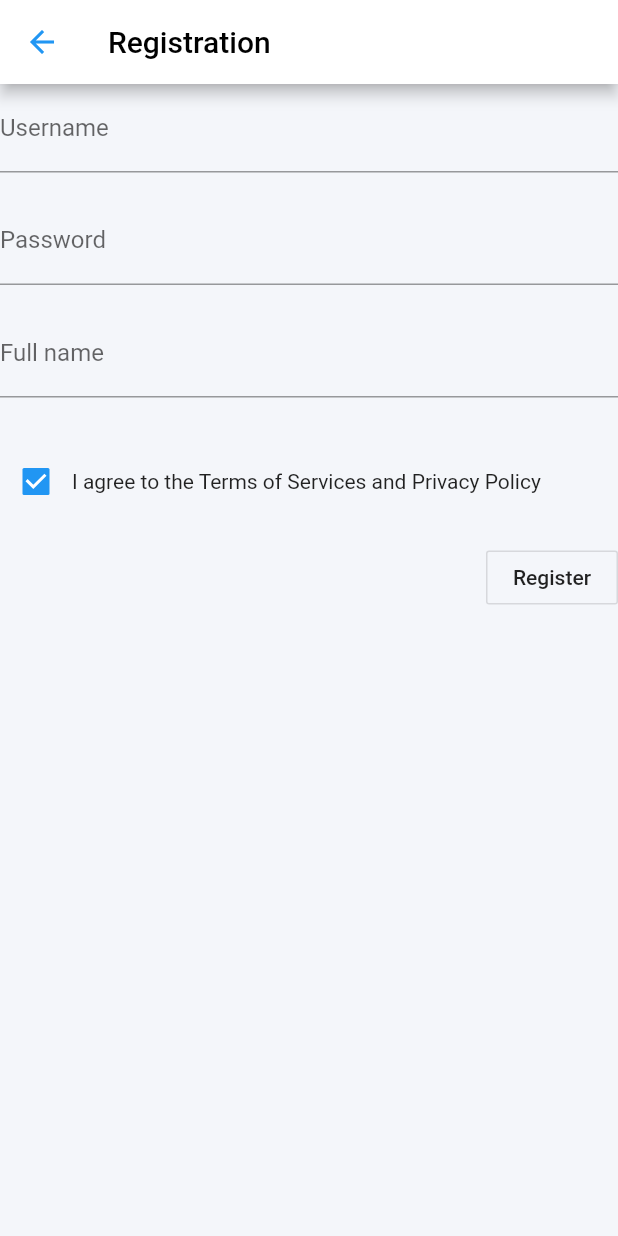
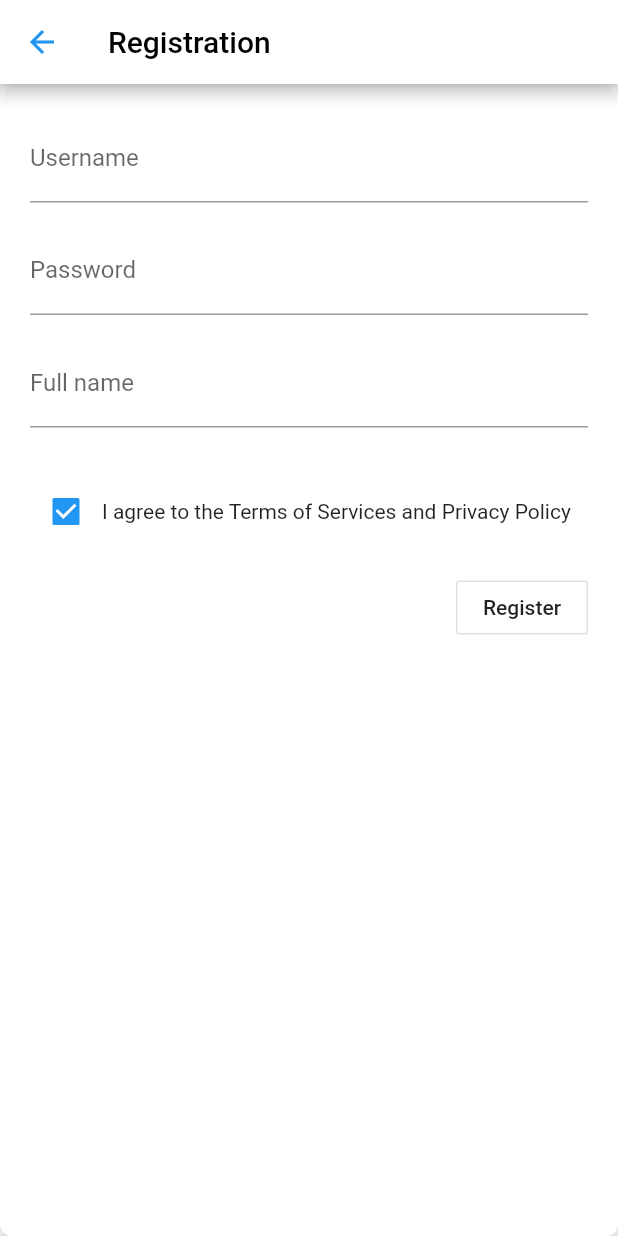
Before and after one commit to faizan-s/hack19_job_finder, a Flutter app: the RegisterForm screen opened by its route, on a phone screen of 412 x 824 dp. Run offline on Flutter 3.47's test engine with Material 2 defaults, Android fonts, the phone set to English and light mode, and no system bars; network calls fail.

Commit message:
deisgn fix

```diff
--- a/lib/pages/Registeration.dart
+++ b/lib/pages/Registeration.dart
@@ -1,22 +1,31 @@
 import 'package:flutter/material.dart';
 
 class RegisterForm extends StatelessWidget {
-
   @override
   Widget build(BuildContext context) {
     return new Scaffold(
       appBar: AppBar(
-        iconTheme: IconThemeData(color: Colors.blue),
-        backgroundColor: Colors.white,
-        title: Text('Registration',style: TextStyle(color: Colors.black))
-      ),
-      body: new RegisterFormState(),
+          iconTheme: IconThemeData(color: Colors.blue),
+          backgroundColor: Colors.white,
+          title: Text('Registration', style: TextStyle(color: Colors.black))),
+      body: new Container(
+          padding: EdgeInsets.all(20),
+          decoration: new BoxDecoration(
+            color: Colors.white,
+            shape: BoxShape.rectangle,
+            borderRadius: new BorderRadius.circular(8.0),
+            boxShadow: <BoxShadow>[
+              new BoxShadow(
+                color: Colors.black12,
+                blurRadius: 10.0,
+                offset: new Offset(0.0, 10.0),
+              ),
+            ],
+          ),
+          child: new RegisterFormState()),
     );
   }
 }
-
-
-
 
 class RegisterFormState extends StatefulWidget {
   const RegisterFormState({Key key}) : super(key: key);
@@ -33,8 +42,8 @@ class _RegisterFormState extends State<RegisterFormState> {
   Widget build(BuildContext context) {
     return Form(
       key: _formKey,
-      child: Column(
-        crossAxisAlignment: CrossAxisAlignment.start,
+      child: ListView(
+        // crossAxisAlignment: CrossAxisAlignment.start,
         children: <Widget>[
           TextFormField(
             decoration: const InputDecoration(
@@ -57,7 +66,7 @@ class _RegisterFormState extends State<RegisterFormState> {
               }
             },
           ),
-           const SizedBox(height: 16.0),
+          const SizedBox(height: 16.0),
           TextFormField(
             decoration: const InputDecoration(
               labelText: 'Full name',
@@ -69,7 +78,6 @@ class _RegisterFormState extends State<RegisterFormState> {
             },
           ),
           const SizedBox(height: 16.0),
-
           Padding(
             padding: const EdgeInsets.symmetric(vertical: 16.0),
             child: Row(
```
